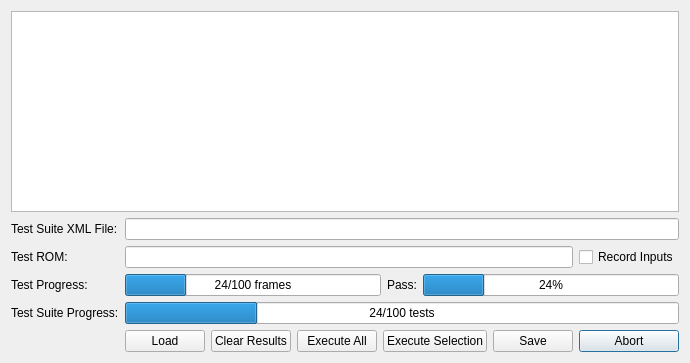
This is testsuiteexecutivedialog.ui in christopherpow/nesicide as Qt 5 draws it before an edit. The edited form follows.
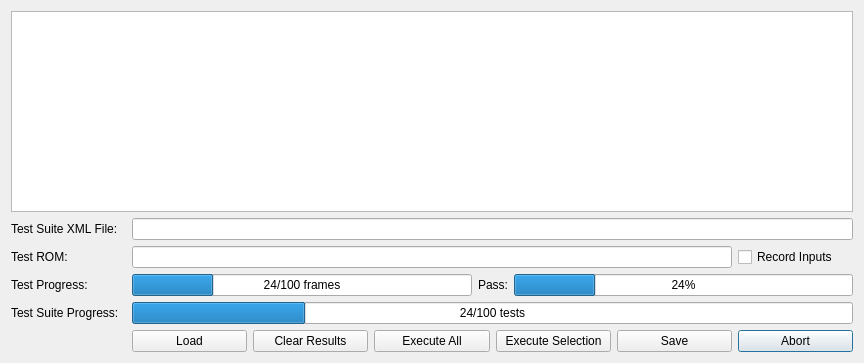
This is the edited form.

Commit message: allow spaces in file names

The edit to the form file:
```diff
--- a/testsuiteexecutivedialog.ui
+++ b/testsuiteexecutivedialog.ui
@@ -6,7 +6,7 @@
    <rect>
     <x>0</x>
     <y>0</y>
-    <width>676</width>
+    <width>864</width>
     <height>363</height>
    </rect>
   </property>
```
The commit also changes 2 other files.
